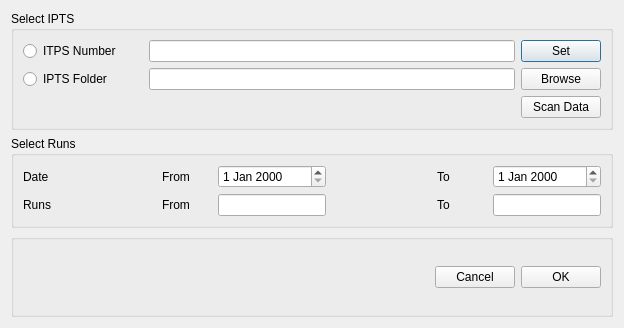
neutrons/PyVDrive, file src/ui/gui/ui_DialogAddRunsIPTS.ui: the form before one commit.
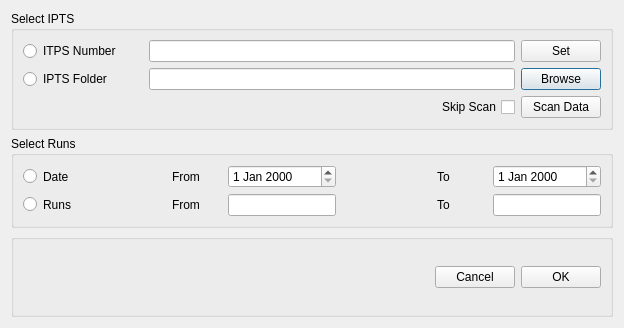
The form after the commit.

What changed in the file:
```diff
--- a/src/ui/gui/ui_DialogAddRunsIPTS.ui
+++ b/src/ui/gui/ui_DialogAddRunsIPTS.ui
@@ -27,47 +27,8 @@
      </property>
      <layout class="QVBoxLayout" name="verticalLayout">
       <item>
-       <layout class="QHBoxLayout" name="horizontalLayout">
-        <item>
-         <widget class="QRadioButton" name="radioButton_useNumber">
-          <property name="sizePolicy">
-           <sizepolicy hsizetype="Fixed" vsizetype="Fixed">
-            <horstretch>0</horstretch>
-            <verstretch>0</verstretch>
-           </sizepolicy>
-          </property>
-          <property name="minimumSize">
-           <size>
-            <width>120</width>
-            <height>0</height>
-           </size>
-          </property>
-          <property name="maximumSize">
-           <size>
-            <width>120</width>
-            <height>16777215</height>
-           </size>
-          </property>
-          <property name="text">
-           <string>ITPS Number</string>
-          </property>
-         </widget>
-        </item>
-        <item>
-         <widget class="QLineEdit" name="lineEdit_iptsNumber"/>
-        </item>
-        <item>
-         <widget class="QPushButton" name="pushButton_verify">
-          <property name="text">
-           <string>Set</string>
-          </property>
-         </widget>
-        </item>
-       </layout>
-      </item>
-      <item>
-       <layout class="QHBoxLayout" name="horizontalLayout_2">
-        <item>
+       <layout class="QGridLayout" name="gridLayout_4">
+        <item row="2" column="0">
          <widget class="QRadioButton" name="radioButton_useDir">
           <property name="sizePolicy">
            <sizepolicy hsizetype="Fixed" vsizetype="Fixed">
@@ -92,50 +53,68 @@
           </property>
          </widget>
         </item>
-        <item>
+        <item row="2" column="1">
          <widget class="QLineEdit" name="lineEdit_iptsDir"/>
         </item>
-        <item>
+        <item row="0" column="0">
+         <widget class="QRadioButton" name="radioButton_useNumber">
+          <property name="sizePolicy">
+           <sizepolicy hsizetype="Fixed" vsizetype="Fixed">
+            <horstretch>0</horstretch>
+            <verstretch>0</verstretch>
+           </sizepolicy>
+          </property>
+          <property name="minimumSize">
+           <size>
+            <width>120</width>
+            <height>0</height>
+           </size>
+          </property>
+          <property name="maximumSize">
+           <size>
+            <width>120</width>
+            <height>16777215</height>
+           </size>
+          </property>
+          <property name="text">
+           <string>ITPS Number</string>
+          </property>
+         </widget>
+        </item>
+        <item row="2" column="3">
          <widget class="QPushButton" name="pushButton_browse">
           <property name="text">
            <string>Browse</string>
           </property>
          </widget>
         </item>
-       </layout>
-      </item>
-      <item>
-       <layout class="QHBoxLayout" name="horizontalLayout_3">
-        <item>
-         <widget class="QLabel" name="label_loadingStatus">
+        <item row="0" column="1">
+         <widget class="QLineEdit" name="lineEdit_iptsNumber"/>
+        </item>
+        <item row="0" column="3">
+         <widget class="QPushButton" name="pushButton_verify">
           <property name="text">
-           <string/>
+           <string>Set</string>
           </property>
          </widget>
         </item>
-        <item>
-         <spacer name="horizontalSpacer">
-          <property name="orientation">
-           <enum>Qt::Horizontal</enum>
-          </property>
-          <property name="sizeType">
-           <enum>QSizePolicy::Expanding</enum>
-          </property>
-          <property name="sizeHint" stdset="0">
-           <size>
-            <width>40</width>
-            <height>20</height>
-           </size>
-          </property>
-         </spacer>
-        </item>
-        <item>
+        <item row="3" column="3">
          <widget class="QPushButton" name="pushButton_iptsInfo">
           <property name="text">
            <string>Scan Data</string>
           </property>
          </widget>
         </item>
+        <item row="3" column="1">
+         <widget class="QCheckBox" name="checkBox_skipScan">
+          <property name="layoutDirection">
+           <enum>Qt::RightToLeft</enum>
+          </property>
+          <property name="text">
+           <string>Skip Scan</string>
+          </property>
+         </widget>
+        </item>
        </layout>
       </item>
      </layout>
@@ -149,119 +128,21 @@
      <layout class="QGridLayout" name="gridLayout_2">
       <item row="0" column="0">
        <layout class="QGridLayout" name="gridLayout">
-        <item row="0" column="0">
-         <widget class="QLabel" name="label_3">
-          <property name="text">
-           <string>Date</string>
-          </property>
-         </widget>
-        </item>
-        <item row="1" column="1">
-         <spacer name="horizontalSpacer_3">
-          <property name="orientation">
-           <enum>Qt::Horizontal</enum>
-          </property>
-          <property name="sizeHint" stdset="0">
-           <size>
-            <width>40</width>
-            <height>20</height>
-           </size>
-          </property>
-         </spacer>
-        </item>
-        <item row="0" column="2">
-         <widget class="QLabel" name="label">
-          <property name="sizePolicy">
-           <sizepolicy hsizetype="Fixed" vsizetype="Preferred">
-            <horstretch>0</horstretch>
-            <verstretch>0</verstretch>
-           </sizepolicy>
-          </property>
-          <property name="minimumSize">
-           <size>
-            <width>50</width>
-            <height>0</height>
-           </size>
-          </property>
-          <property name="maximumSize">
-           <size>
-            <width>50</width>
-            <height>16777215</height>
-           </size>
-          </property>
-          <property name="text">
-           <string>From</string>
-          </property>
-         </widget>
-        </item>
-        <item row="1" column="2">
-         <widget class="QLabel" name="label_5">
-          <property name="sizePolicy">
-           <sizepolicy hsizetype="Fixed" vsizetype="Preferred">
-            <horstretch>0</horstretch>
-            <verstretch>0</verstretch>
-           </sizepolicy>
-          </property>
-          <property name="minimumSize">
-           <size>
-            <width>50</width>
-            <height>0</height>
-           </size>
-          </property>
-          <property name="maximumSize">
-           <size>
-            <width>50</width>
-            <height>16777215</height>
-           </size>
-          </property>
-          <property name="text">
-           <string>From</string>
-          </property>
-         </widget>
-        </item>
-        <item row="0" column="1">
-         <spacer name="horizontalSpacer_2">
-          <property name="orientation">
-           <enum>Qt::Horizontal</enum>
-          </property>
-          <property name="sizeHint" stdset="0">
-           <size>
-            <width>40</width>
-            <height>20</height>
-           </size>
-          </property>
-         </spacer>
-        </item>
-        <item row="0" column="3">
-         <widget class="QDateEdit" name="dateEdit_begin"/>
-        </item>
-        <item row="0" column="5">
-         <widget class="QLabel" name="label_2">
-          <property name="sizePolicy">
-           <sizepolicy hsizetype="Fixed" vsizetype="Preferred">
-            <horstretch>0</horstretch>
-            <verstretch>0</verstretch>
-           </sizepolicy>
-          </property>
-          <property name="minimumSize">
-           <size>
-            <width>50</width>
-            <height>0</height>
-           </size>
-          </property>
-          <property name="maximumSize">
-           <size>
-            <width>50</width>
-            <height>16777215</height>
-           </size>
-          </property>
-          <property name="text">
-           <string>To</string>
-          </property>
-         </widget>
-        </item>
         <item row="1" column="5">
-         <widget class="QLabel" name="label_6">
+         <spacer name="horizontalSpacer_5">
+          <property name="orientation">
+           <enum>Qt::Horizontal</enum>
+          </property>
+          <property name="sizeHint" stdset="0">
+           <size>
+            <width>40</width>
+            <height>20</height>
+           </size>
+          </property>
+         </spacer>
+        </item>
+        <item row="0" column="6">
+         <widget class="QLabel" name="label_2">
           <property name="sizePolicy">
            <sizepolicy hsizetype="Fixed" vsizetype="Preferred">
             <horstretch>0</horstretch>
@@ -285,47 +166,159 @@
           </property>
          </widget>
         </item>
+        <item row="0" column="3">
+         <widget class="QLabel" name="label">
+          <property name="sizePolicy">
+           <sizepolicy hsizetype="Fixed" vsizetype="Preferred">
+            <horstretch>0</horstretch>
+            <verstretch>0</verstretch>
+           </sizepolicy>
+          </property>
+          <property name="minimumSize">
+           <size>
+            <width>50</width>
+            <height>0</height>
+           </size>
+          </property>
+          <property name="maximumSize">
+           <size>
+            <width>50</width>
+            <height>16777215</height>
+           </size>
+          </property>
+          <property name="text">
+           <string>From</string>
+          </property>
+         </widget>
+        </item>
         <item row="1" column="6">
+         <widget class="QLabel" name="label_6">
+          <property name="sizePolicy">
+           <sizepolicy hsizetype="Fixed" vsizetype="Preferred">
+            <horstretch>0</horstretch>
+            <verstretch>0</verstretch>
+           </sizepolicy>
+          </property>
+          <property name="minimumSize">
+           <size>
+            <width>50</width>
+            <height>0</height>
+           </size>
+          </property>
+          <property name="maximumSize">
+           <size>
+            <width>50</width>
+            <height>16777215</height>
+           </size>
+          </property>
+          <property name="text">
+           <string>To</string>
+          </property>
+         </widget>
+        </item>
+        <item row="1" column="7">
          <widget class="QLineEdit" name="lineEdit_end"/>
         </item>
-        <item row="1" column="3">
+        <item row="0" column="7">
+         <widget class="QDateEdit" name="dateEdit_end"/>
+        </item>
+        <item row="0" column="5">
+         <spacer name="horizontalSpacer_4">
+          <property name="orientation">
+           <enum>Qt::Horizontal</enum>
+          </property>
+          <property name="sizeHint" stdset="0">
+           <size>
+            <width>40</width>
+            <height>20</height>
+           </size>
+          </property>
+         </spacer>
+        </item>
+        <item row="1" column="4">
          <widget class="QLineEdit" name="lineEdit_begin"/>
         </item>
-        <item row="1" column="0">
+        <item row="0" column="1">
+         <widget class="QLabel" name="label_3">
+          <property name="text">
+           <string>Date</string>
+          </property>
+         </widget>
+        </item>
+        <item row="1" column="2">
+         <spacer name="horizontalSpacer_3">
+          <property name="orientation">
+           <enum>Qt::Horizontal</enum>
+          </property>
+          <property name="sizeHint" stdset="0">
+           <size>
+            <width>40</width>
+            <height>20</height>
+           </size>
+          </property>
+         </spacer>
+        </item>
+        <item row="1" column="1">
          <widget class="QLabel" name="label_4">
           <property name="text">
            <string>Runs</string>
           </property>
          </widget>
         </item>
-        <item row="0" column="6">
-         <widget class="QDateEdit" name="dateEdit_end"/>
+        <item row="1" column="3">
+         <widget class="QLabel" name="label_5">
+          <property name="sizePolicy">
+           <sizepolicy hsizetype="Fixed" vsizetype="Preferred">
+            <horstretch>0</horstretch>
+            <verstretch>0</verstretch>
+           </sizepolicy>
+          </property>
+          <property name="minimumSize">
+           <size>
+            <width>50</width>
+            <height>0</height>
+           </size>
+          </property>
+          <property name="maximumSize">
+           <size>
+            <width>50</width>
+            <height>16777215</height>
+           </size>
+          </property>
+          <property name="text">
+           <string>From</string>
+          </property>
+         </widget>
+        </item>
+        <item row="0" column="2">
+         <spacer name="horizontalSpacer_2">
+          <property name="orientation">
+           <enum>Qt::Horizontal</enum>
+          </property>
+          <property name="sizeHint" stdset="0">
+           <size>
+            <width>40</width>
+            <height>20</height>
+           </size>
+          </property>
+         </spacer>
         </item>
         <item row="0" column="4">
-         <spacer name="horizontalSpacer_4">
-          <property name="orientation">
-           <enum>Qt::Horizontal</enum>
+         <widget class="QDateEdit" name="dateEdit_begin"/>
+        </item>
+        <item row="0" column="0">
+         <widget class="QRadioButton" name="radioButton_filterByDate">
+          <property name="text">
+           <string/>
           </property>
-          <property name="sizeHint" stdset="0">
-           <size>
-            <width>40</width>
-            <height>20</height>
-           </size>
-          </property>
-         </spacer>
+         </widget>
         </item>
-        <item row="1" column="4">
-         <spacer name="horizontalSpacer_5">
-          <property name="orientation">
-           <enum>Qt::Horizontal</enum>
+        <item row="1" column="0">
+         <widget class="QRadioButton" name="radioButton_filterByRun">
+          <property name="text">
+           <string/>
           </property>
-          <property name="sizeHint" stdset="0">
-           <size>
-            <width>40</width>
-            <height>20</height>
-           </size>
-          </property>
-         </spacer>
+         </widget>
         </item>
        </layout>
       </item>
```
